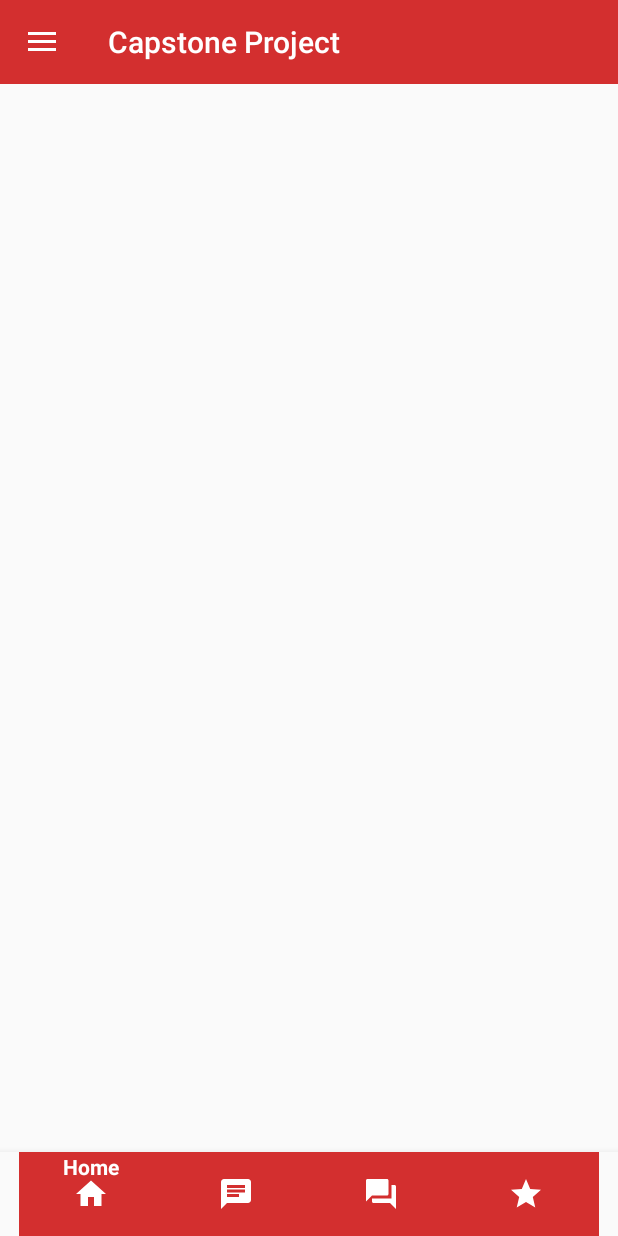
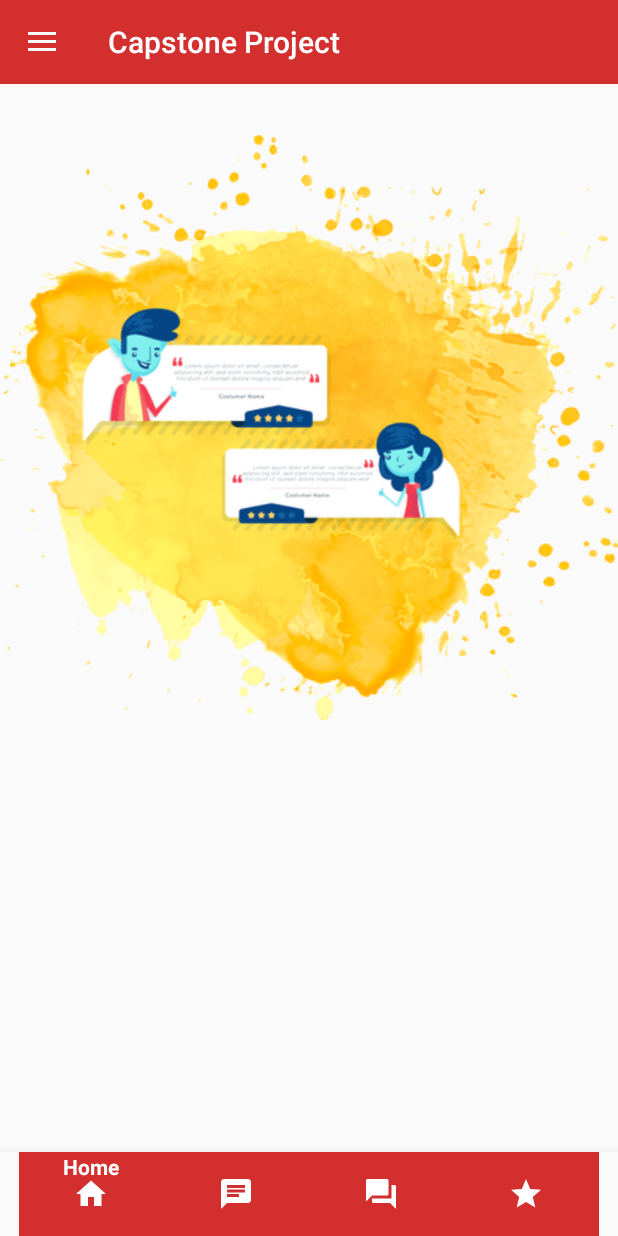
Before and after one commit to mohan564/Capstone, an Android app: the fragment Feedback placed in its activity, on a phone screen of 412 x 824 dp. Run offline under Robolectric (Android 15) with nearby library versions, the phone set to English and light mode, and no system bars; our stand-ins replace Firebase (no records; nobody signed in at launch, a user with empty details on screens opened directly); libraries missing offline, so code that uses them is left out: me.relex.circleindicator.

Commit message:
First Commit By Mohan564

```diff
--- a/app/src/main/res/layout/feedback.xml
+++ b/app/src/main/res/layout/feedback.xml
@@ -4,5 +4,9 @@
     android:layout_height="match_parent">
 
 
+    <ImageView
+        android:layout_width="wrap_content"
+        android:layout_height="wrap_content"
+        android:src="@drawable/feedbacks"/>
 
 </LinearLayout>
```
